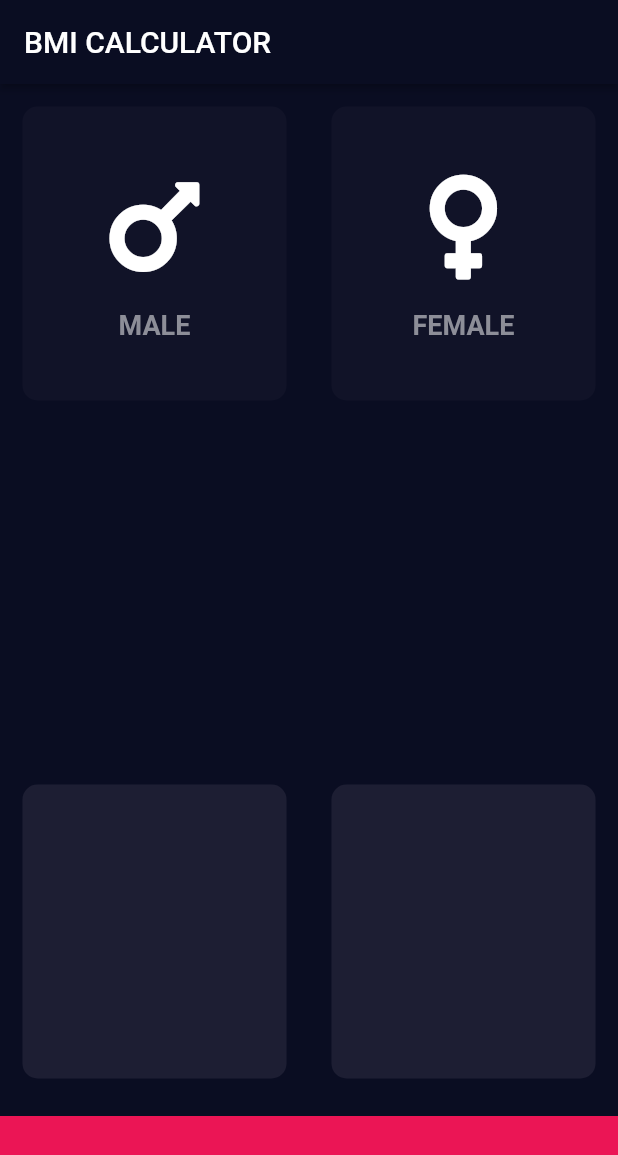
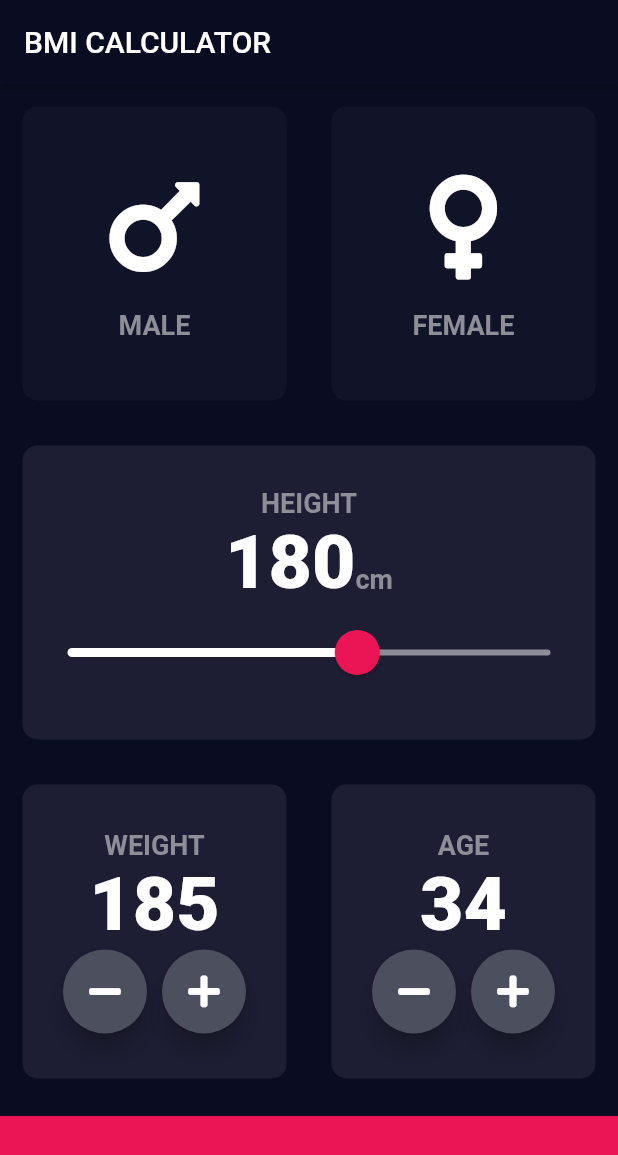
Before and after one commit to derekdileo/flutter-bmi-calculator, a Flutter app: the screen it shows after launch, on a phone screen of 412 x 824 dp. Shown: the top 1155 px of the screen. Run offline on Flutter 3.47's test engine with Material 2 defaults, Android fonts, the phone set to English and light mode, and no system bars; our stand-ins replace font_awesome_flutter.

Commit message:
Create secondary reusable card without required onPress function. Add slider for weight and create RoundedIconButton widget for weight and age cards.

```diff
--- a/lib/icon_content.dart
+++ b/lib/icon_content.dart
@@ -1,9 +1,5 @@
 import 'package:flutter/material.dart';
-
-const labelTextStyle = TextStyle(
-  fontSize: 18.0,
-  color: Color(0xFF8D8E98),
-);
+import 'constants.dart';
 
 class IconContent extends StatelessWidget {
   final IconData icon;
@@ -25,7 +21,7 @@ class IconContent extends StatelessWidget {
         ),
         Text(
           label,
-          style: labelTextStyle,
+          style: kLabelTextStyle,
         ),
       ],
     );
--- a/lib/input_page.dart
+++ b/lib/input_page.dart
@@ -2,16 +2,13 @@ import 'package:font_awesome_flutter/font_awesome_flutter.dart';
 import 'package:flutter/material.dart';
 import 'icon_content.dart';
 import 'reusable_card.dart';
-
-const bottomContainerHeight = 80.0;
-const activeCardColor = Color(0xFF1D1E33);
-const inactiveCardColor = Color(0xFF111328);
-const bottomMenuColor = Color(0xFFEB1555);
+import 'reusable_card_2.dart';
+import 'constants.dart';
 
 enum Gender {
   male,
   female,
-  initialize,
+  initial,
 }
 
 class InputPage extends StatefulWidget {
@@ -21,7 +18,10 @@ class InputPage extends StatefulWidget {
 
 class _InputPageState extends State<InputPage> {
   // selectedGender cannot be null, so use initialize enum.
-  Gender selectedGender = Gender.initialize;
+  Gender selectedGender = Gender.initial;
+  int height = 180;
+  int weight = 185;
+  int age = 34;
 
   @override
   Widget build(BuildContext context) {
@@ -30,82 +30,198 @@ class _InputPageState extends State<InputPage> {
         title: Text('BMI CALCULATOR'),
       ),
       body: Column(
+        crossAxisAlignment: CrossAxisAlignment.stretch,
         children: <Widget>[
-          // Top Two Boxes
+          // MALE / FEMALE
           Expanded(
             child: Row(
               children: [
                 // Male Card
                 Expanded(
-                  child: GestureDetector(
-                    onTap: () {
+                  child: ReusableCard(
+                    onPress: () {
                       setState(() {
                         selectedGender = Gender.male;
-                        // updateColor(selectedGender);
+                        print('male selected!');
                       });
-                      print('Male Pressed!');
                     },
-                    child: ReusableCard(
-                      selectedGender == Gender.male
-                          ? activeCardColor
-                          : inactiveCardColor,
-                      IconContent(FontAwesomeIcons.mars, 'MALE'),
-                    ),
+                    colour: selectedGender == Gender.male
+                        ? kActiveCardColor
+                        : kInactiveCardColor,
+                    cardChild: IconContent(FontAwesomeIcons.mars, 'MALE'),
                   ),
                 ),
+
                 // Female Card
                 Expanded(
-                  child: GestureDetector(
-                    onTap: () {
+                  child: ReusableCard(
+                    onPress: () {
                       setState(() {
-                        selectedGender = Gender.female;
-                        // updateColor(selectedGender);
+                        selectedGender == Gender.female;
+                        print('female selected!');
                       });
-                      print('Female Pressed!');
                     },
-                    child: ReusableCard(
-                      selectedGender == Gender.female
-                          ? activeCardColor
-                          : inactiveCardColor,
-                      IconContent(FontAwesomeIcons.venus, 'FEMALE'),
-                    ),
+                    colour: selectedGender == Gender.female
+                        ? kActiveCardColor
+                        : kInactiveCardColor,
+                    cardChild: IconContent(FontAwesomeIcons.venus, 'FEMALE'),
                   ),
                 ),
               ],
             ),
           ),
-          // Middle Box
+
+          // HEIGHT
           Expanded(
-            child: ReusableCard(
-              activeCardColor,
-              Column(
-                children: [],
+            child: ReusableCard2(
+              colour: kActiveCardColor,
+              cardChild: Column(
+                mainAxisAlignment: MainAxisAlignment.center,
+                children: <Widget>[
+                  Text(
+                    'HEIGHT',
+                    style: kLabelTextStyle,
+                  ),
+                  Row(
+                    mainAxisAlignment: MainAxisAlignment.center,
+                    crossAxisAlignment: CrossAxisAlignment.baseline,
+                    textBaseline: TextBaseline.alphabetic,
+                    children: <Widget>[
+                      Text(
+                        height.toString(),
+                        style: kNumberTextStyle,
+                      ),
+                      Text(
+                        'cm',
+                        style: kLabelTextStyle,
+                      ),
+                    ],
+                  ),
+                  SliderTheme(
+                    data: SliderTheme.of(context).copyWith(
+                      activeTrackColor: Colors.white,
+                      inactiveTrackColor: Color(0xFF8D8E98),
+                      thumbColor: Color(0xFFEB1555),
+                      overlayColor: Color(0x29EB1555),
+                      thumbShape:
+                          RoundSliderThumbShape(enabledThumbRadius: 15.0),
+                      overlayShape:
+                          RoundSliderOverlayShape(overlayRadius: 30.0),
+                    ),
+                    child: Slider(
+                      value: height.toDouble(),
+                      min: 120,
+                      max: 220,
+                      onChanged: (double newValue) {
+                        setState(() {
+                          print(newValue);
+                          height = newValue.round();
+                        });
+                      },
+                    ),
+                  ),
+                ],
               ),
             ),
           ),
-          // Bottom Two Boxes
+
+          // WEIGHT / AGE
           Expanded(
               child: Row(
             children: <Widget>[
+              // WEIGHT
               Expanded(
-                child: ReusableCard(
-                  activeCardColor,
-                  Column(),
+                child: ReusableCard2(
+                  colour: kActiveCardColor,
+                  cardChild: Column(
+                    mainAxisAlignment: MainAxisAlignment.center,
+                    children: <Widget>[
+                      Text(
+                        'WEIGHT',
+                        style: kLabelTextStyle,
+                      ),
+                      Text(
+                        weight.toString(),
+                        style: kNumberTextStyle,
+                      ),
+                      Row(
+                        mainAxisAlignment: MainAxisAlignment.center,
+                        children: <Widget>[
+                          RoundIconButton(
+                            icon: FontAwesomeIcons.minus,
+                            onPressed: () {
+                              setState(() {
+                                weight--;
+                              });
+                            },
+                          ),
+                          SizedBox(
+                            width: 10.0,
+                          ),
+                          RoundIconButton(
+                            icon: FontAwesomeIcons.plus,
+                            onPressed: () {
+                              setState(() {
+                                weight++;
+                              });
+                            },
+                          ),
+                        ],
+                      ),
+                    ],
+                  ),
                 ),
               ),
+              // AGE
               Expanded(
-                child: ReusableCard(
-                  activeCardColor,
-                  Column(),
+                child: ReusableCard2(
+                  colour: kActiveCardColor,
+                  cardChild: Column(
+                    mainAxisAlignment: MainAxisAlignment.center,
+                    children: <Widget>[
+                      Text(
+                        'AGE',
+                        style: kLabelTextStyle,
+                      ),
+                      Text(
+                        age.toString(),
+                        style: kNumberTextStyle,
+                      ),
+                      Row(
+                        mainAxisAlignment: MainAxisAlignment.center,
+                        children: <Widget>[
+                          RoundIconButton(
+                              icon: FontAwesomeIcons.minus,
+                              onPressed: () {
+                                setState(() {
+                                  age--;
+                                });
+                              }),
+                          SizedBox(
+                            width: 10.0,
+                          ),
+                          RoundIconButton(
+                              icon: FontAwesomeIcons.plus,
+                              onPressed: () {
+                                setState(() {
+                                  age++;
+                                });
+                              })
+                        ],
+                      )
+                    ],
+                  ),
                 ),
               ),
             ],
           )),
+
+          // Bottom Bar
           Container(
-            color: bottomMenuColor,
+            color: kBottomMenuColor,
             margin: EdgeInsets.only(top: 10.0),
             width: double.infinity,
-            height: bottomContainerHeight,
+            height: kBottomContainerHeight,
           ),
         ],
       ),
@@ -116,3 +232,23 @@ class _InputPageState extends State<InputPage> {
 // Use 'extract widget' from flutter outline
 // Access by CMD+Clicking the widget in question
 // (Or just right click, refactor, extract flutter widget)
+class RoundIconButton extends StatelessWidget {
+  final IconData icon;
+  final Function onPressed;
+  RoundIconButton({required this.icon, required this.onPressed});
+
+  @override
+  Widget build(BuildContext context) {
+    return RawMaterialButton(
+      child: Icon(icon),
+      onPressed: () => onPressed(),
+      elevation: 6.0,
+      constraints: BoxConstraints.tightFor(
+        width: 56.0,
+        height: 56.0,
+      ),
+      shape: CircleBorder(),
+      fillColor: Color(0xFF4C4F5E),
+    );
+  }
+}
--- a/lib/main.dart
+++ b/lib/main.dart
@@ -1,5 +1,6 @@
 import 'package:flutter/material.dart';
 import 'input_page.dart';
+import 'constants.dart';
 
 void main() => runApp(BMICalculator());
 
@@ -17,7 +18,7 @@ class BMICalculator extends StatelessWidget {
           color: Color(0XFF0A0D22),
           elevation: 2,
         ),
-        scaffoldBackgroundColor: Color(0xFF0A0D22),
+        scaffoldBackgroundColor: kScaffoldBackgroundColor,
         // primaryColor: Color(0XFF0A0D22),
         // primaryColorDark: Colors.purple.shade900,
         textTheme: const TextTheme(
--- a/lib/reusable_card.dart
+++ b/lib/reusable_card.dart
@@ -1,19 +1,24 @@
 import 'package:flutter/material.dart';
 
 class ReusableCard extends StatelessWidget {
+  final Function onPress;
   final Color colour;
   final Widget cardChild;
 
-  ReusableCard(this.colour, this.cardChild);
+  ReusableCard(
+      {required this.onPress, required this.cardChild, required this.colour});
 
   @override
   Widget build(BuildContext context) {
-    return Container(
-      child: cardChild,
-      margin: EdgeInsets.all(15.0),
-      decoration: BoxDecoration(
-        color: colour,
-        borderRadius: BorderRadius.circular(10.0),
+    return GestureDetector(
+      onTap: () => onPress(),
+      child: Container(
+        child: cardChild,
+        margin: EdgeInsets.all(15.0),
+        decoration: BoxDecoration(
+          color: colour,
+          borderRadius: BorderRadius.circular(10.0),
+        ),
       ),
     );
   }
--- a/lib/reusable_card_2.dart
+++ b/lib/reusable_card_2.dart
@@ -0,0 +1,20 @@
+import 'package:flutter/material.dart';
+
+class ReusableCard2 extends StatelessWidget {
+  final Color colour;
+  final Widget cardChild;
+
+  ReusableCard2({required this.cardChild, required this.colour});
+
+  @override
+  Widget build(BuildContext context) {
+    return Container(
+      child: cardChild,
+      margin: EdgeInsets.all(15.0),
+      decoration: BoxDecoration(
+        color: colour,
+        borderRadius: BorderRadius.circular(10.0),
+      ),
+    );
+  }
+}
```
